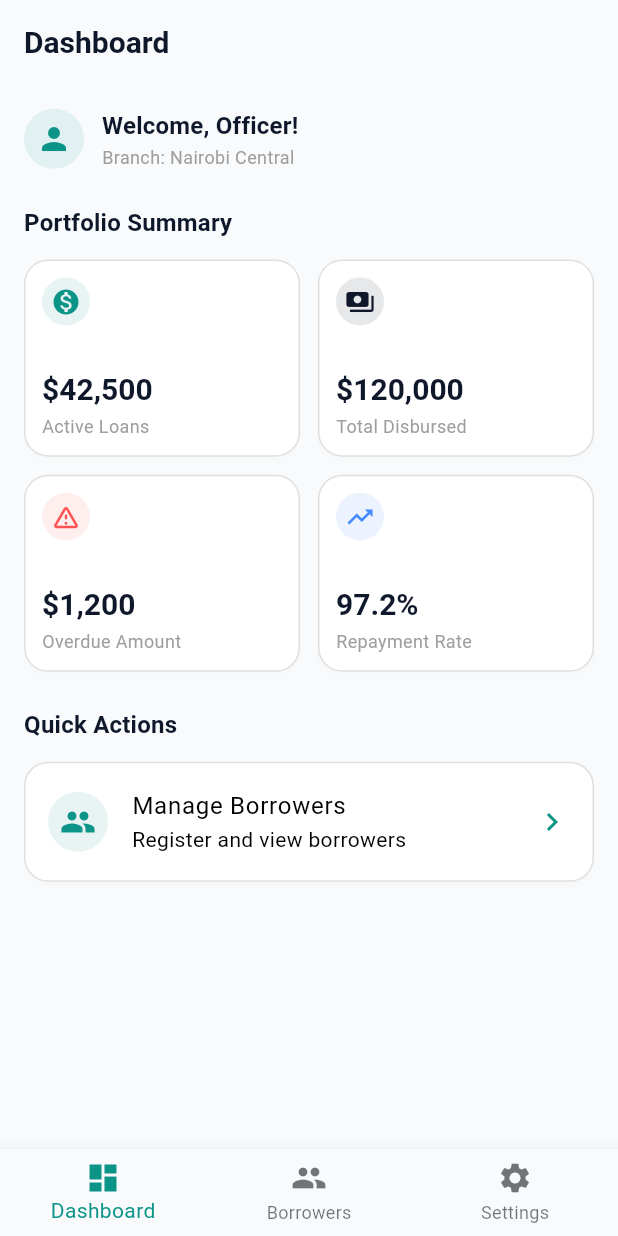
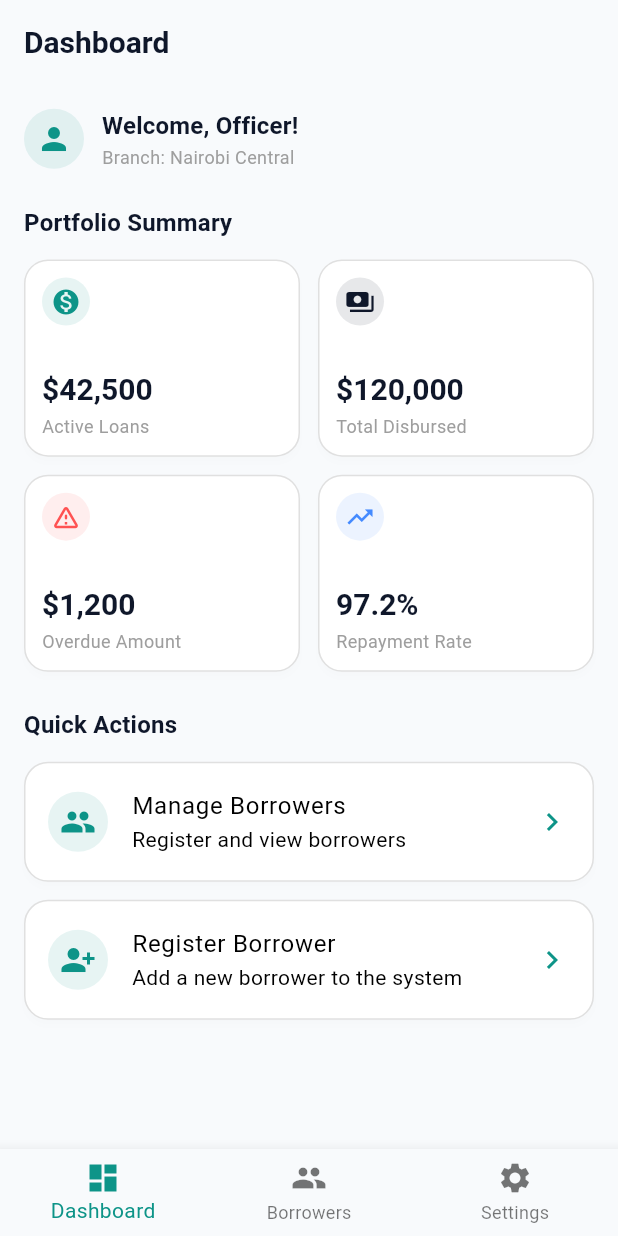
Before and after one commit to nelson1869-ai/business-loan, a Flutter app: the DashboardScreen screen opened by its route, on a phone screen of 412 x 824 dp. Run offline on Flutter 3.47's test engine with Material 3 defaults, Android fonts, the phone set to English and light mode, and no system bars; our stand-ins replace flutter_riverpod, go_router, sqflite; accounts and stored records are empty.

Commit message:
feat: add borrower registration entry points to dashboard and appBar

```diff
--- a/lib/features/dashboard/presentation/borrower_list_screen.dart
+++ b/lib/features/dashboard/presentation/borrower_list_screen.dart
@@ -23,7 +23,18 @@ class BorrowerListScreen extends StatelessWidget {
     ];
 
     return Scaffold(
-      appBar: AppBar(title: const Text('Borrowers')),
+      appBar: AppBar(
+        title: const Text('Borrowers'),
+        actions: [
+          IconButton(
+            icon: const Icon(Icons.person_add_alt_1),
+            onPressed: () {
+              context.go('/borrowers/register');
+            },
+            tooltip: 'Register Borrower',
+          ),
+        ],
+      ),
       body: ListView.builder(
         itemCount: mockBorrowers.length,
         itemBuilder: (context, index) {
--- a/lib/features/dashboard/presentation/dashboard_screen.dart
+++ b/lib/features/dashboard/presentation/dashboard_screen.dart
@@ -122,6 +122,29 @@ class DashboardScreen extends StatelessWidget {
                 },
               ),
             ),
+            const SizedBox(height: 12),
+            Card(
+              margin: EdgeInsets.zero,
+              child: ListTile(
+                leading: Container(
+                  padding: const EdgeInsets.all(8),
+                  decoration: BoxDecoration(
+                    color: theme.colorScheme.secondary.withValues(alpha: 0.1),
+                    shape: BoxShape.circle,
+                  ),
+                  child: Icon(
+                    Icons.person_add_alt_1,
+                    color: theme.colorScheme.secondary,
+                  ),
+                ),
+                title: const Text('Register Borrower'),
+                subtitle: const Text('Add a new borrower to the system'),
+                trailing: const Icon(Icons.chevron_right),
+                onTap: () {
+                  context.go('/borrowers/register');
+                },
+              ),
+            ),
           ],
         ),
       ),
```
